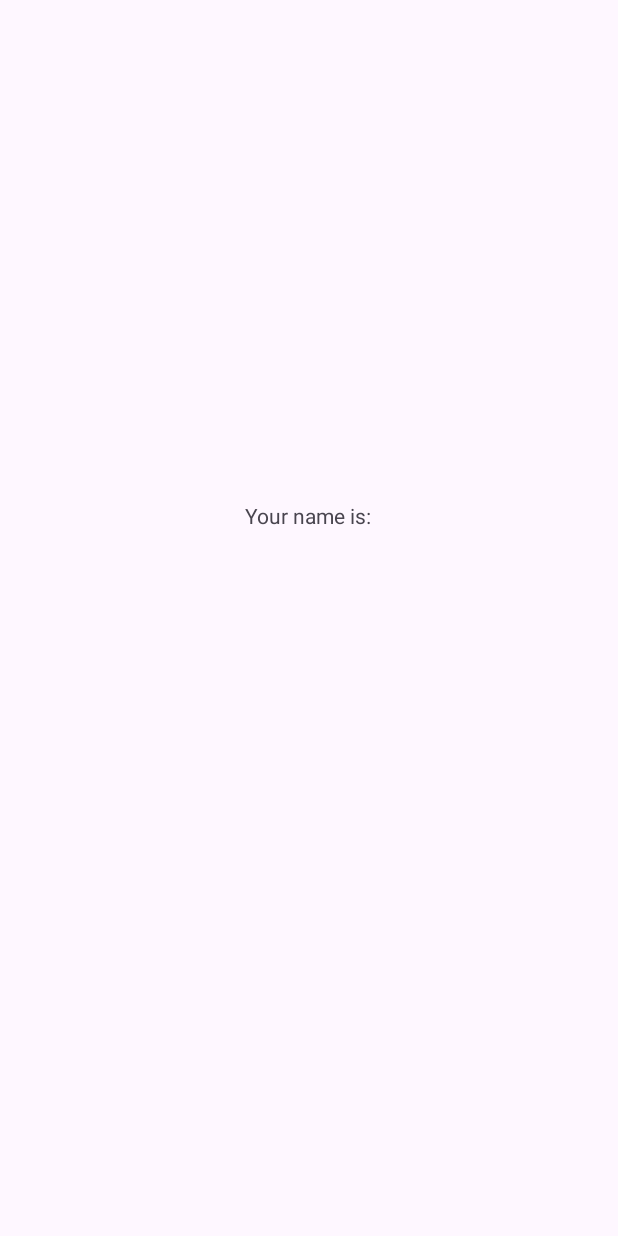
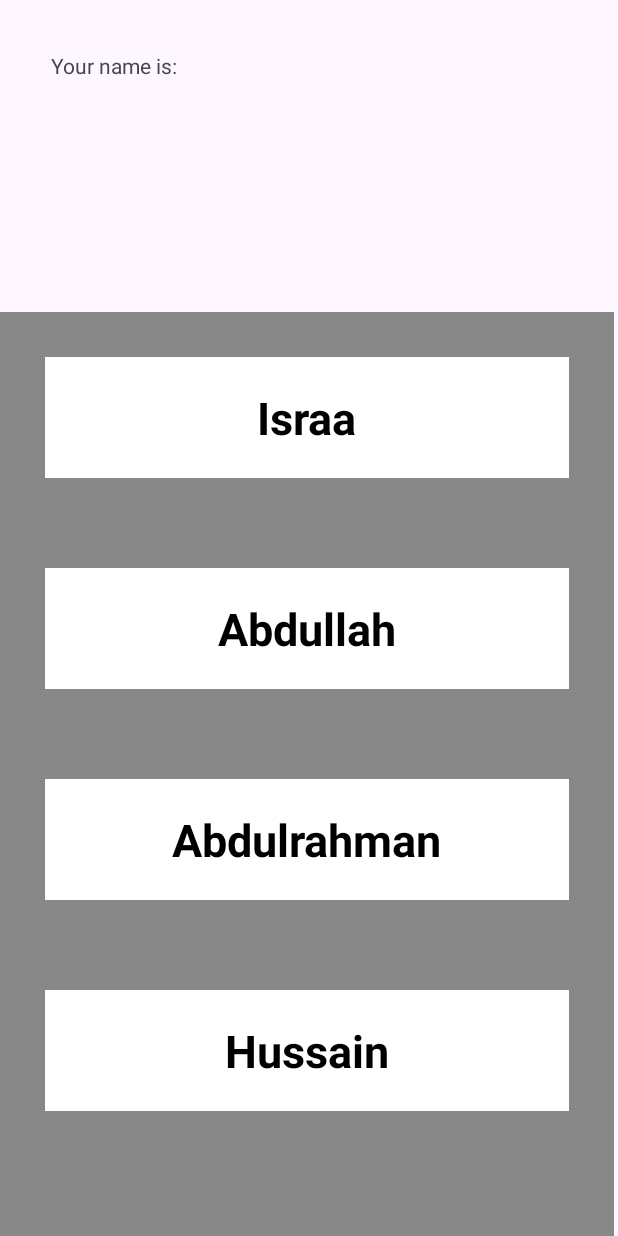
Before and after one commit to israaqaz/WelcomeApp, an Android app: the SecondActivity screen opened directly, with no data from a screen before it, on a phone screen of 412 x 824 dp. Before the commit the screen is almost empty. Run offline under Robolectric (Android 15) with nearby library versions, the phone set to English and light mode, and no system bars.

Commit message:
secondCommit

```diff
--- a/app/build.gradle.kts
+++ b/app/build.gradle.kts
@@ -41,6 +41,8 @@ dependencies {
     implementation("androidx.appcompat:appcompat:1.6.1")
     implementation("com.google.android.material:material:1.12.0")
     implementation("androidx.constraintlayout:constraintlayout:2.1.4")
+    // for adding recyclerview
+    implementation("androidx.recyclerview:recyclerview:1.2.1")
     testImplementation("junit:junit:4.13.2")
     androidTestImplementation("androidx.test.ext:junit:1.1.5")
     androidTestImplementation("androidx.test.espresso:espresso-core:3.5.1")
--- /dev/null
+++ b/app/src/main/java/com/example/welcomeapp/Contact.kt
@@ -0,0 +1,3 @@
+package com.example.welcomeapp
+
+data class Contact(val name:String, val email:String, val phoneNumber:String)
--- /dev/null
+++ b/app/src/main/java/com/example/welcomeapp/RecyclerViewAdapter.kt
@@ -0,0 +1,40 @@
+package com.example.welcomeapp
+
+import android.view.LayoutInflater
+import android.view.View
+import android.view.ViewGroup
+import android.widget.TextView
+import androidx.recyclerview.widget.RecyclerView
+
+class RecyclerViewAdapter(private val contactNames: List<Contact>,
+                          private val clickListener:(Contact)->Unit
+                            ) : RecyclerView.Adapter<MyViewHolder>() {
+
+    override fun onCreateViewHolder(parent: ViewGroup, viewType: Int): MyViewHolder {
+        val layoutInflater = LayoutInflater.from(parent.context)
+        val listItem = layoutInflater.inflate(R.layout.list_item,parent,false)
+        return MyViewHolder(listItem)
+    }
+
+    override fun onBindViewHolder(holder: MyViewHolder, position: Int) {
+        val contact = contactNames[position]
+        holder.bind(contact,clickListener)
+
+    }
+    override fun getItemCount(): Int {
+        return contactNames.size
+    }
+
+
+}
+
+class MyViewHolder(val view : View):RecyclerView.ViewHolder(view){
+    fun bind(contact: Contact,clickListener:(Contact)->Unit) {
+        val contactName = view.findViewById<TextView>(R.id.tvName)
+        contactName.text = contact.name
+
+        view.setOnClickListener{
+            clickListener(contact)
+        }
+    }
+}
--- a/app/src/main/java/com/example/welcomeapp/SecondActivity.kt
+++ b/app/src/main/java/com/example/welcomeapp/SecondActivity.kt
@@ -1,17 +1,76 @@
 package com.example.welcomeapp
 
+import android.graphics.Color
 import androidx.appcompat.app.AppCompatActivity
 import android.os.Bundle
+import android.util.Log
 import android.widget.TextView
+import android.widget.Toast
+import androidx.recyclerview.widget.LinearLayoutManager
+import androidx.recyclerview.widget.RecyclerView
 
 class SecondActivity : AppCompatActivity() {
+
+
     override fun onCreate(savedInstanceState: Bundle?) {
         super.onCreate(savedInstanceState)
+        Log.i("MyTag","Second Activity")
         setContentView(R.layout.activity_second)
+        val contactNames = listOf<Contact>(
+            Contact("Israa","qaznilii@ksau-hs.edu.sa","45672"),
+            Contact("Abdullah","alqahtania@ksau-hs.edu.sa","45821"),
+            Contact("Abdulrahman","qahtaniabd@ksau-hs.edu.sa","45833"),
+            Contact("Hussain","alsaylanih@ksau-hs.edu.sa","45752")
+        )
+
+        val recycleView = findViewById<RecyclerView>(R.id.recyclerView)
+        recycleView.setBackgroundColor(Color.GRAY)
+        recycleView.layoutManager = LinearLayoutManager(this)
+        recycleView.adapter = RecyclerViewAdapter(
+            contactNames,
+        ) { selectedContact: Contact ->
+            contactInfo(selectedContact)
+        }
 
         val userName = findViewById<TextView>(R.id.tvUsernametxt)
         userName.text = intent.getStringExtra("username")
 
+    }
+    private fun contactInfo(contact: Contact){
+        Toast.makeText(
+            this@SecondActivity,
+            "Email: ${contact.email} Number is: ${contact.phoneNumber}",
+            Toast.LENGTH_LONG
+        ).show()
+    }
 
+    override fun onStart() {
+        super.onStart()
+        Log.i("MyTag","Second Activity onStart")
+    }
+
+    override fun onResume() {
+        super.onResume()
+        Log.i("MyTag","Second Activity onResume")
+    }
+
+    override fun onPause() {
+        super.onPause()
+        Log.i("MyTag","Second Activity onPause")
+    }
+
+    override fun onStop() {
+        super.onStop()
+        Log.i("MyTag","Second Activity onStop")
+    }
+
+    override fun onDestroy() {
+        super.onDestroy()
+        Log.i("MyTag","Second Activity onDestroy")
+    }
+
+    override fun onRestart() {
+        super.onRestart()
+        Log.i("MyTag","Second Activity onRestart")
     }
 }
--- a/app/src/main/res/layout/activity_second.xml
+++ b/app/src/main/res/layout/activity_second.xml
@@ -12,9 +12,10 @@
         android:layout_height="45dp"
         app:layout_constraintBottom_toBottomOf="parent"
         app:layout_constraintEnd_toEndOf="parent"
-        app:layout_constraintHorizontal_bias="0.498"
+        app:layout_constraintHorizontal_bias="0.129"
         app:layout_constraintStart_toStartOf="parent"
-        app:layout_constraintTop_toTopOf="parent" />
+        app:layout_constraintTop_toTopOf="parent"
+        app:layout_constraintVertical_bias="0.086" />
 
     <TextView
         android:id="@+id/tvYourname"
@@ -23,8 +24,19 @@
         android:text="Your name is:"
         app:layout_constraintBottom_toBottomOf="parent"
         app:layout_constraintEnd_toEndOf="parent"
-        app:layout_constraintHorizontal_bias="0.498"
+        app:layout_constraintHorizontal_bias="0.104"
         app:layout_constraintStart_toStartOf="parent"
         app:layout_constraintTop_toTopOf="parent"
-        app:layout_constraintVertical_bias="0.415" />
+        app:layout_constraintVertical_bias="0.042" />
+
+    <androidx.recyclerview.widget.RecyclerView
+        android:id="@+id/recyclerView"
+        android:layout_width="409dp"
+        android:layout_height="616dp"
+        app:layout_constraintBottom_toBottomOf="parent"
+        app:layout_constraintEnd_toEndOf="parent"
+        app:layout_constraintHorizontal_bias="0.0"
+        app:layout_constraintStart_toStartOf="parent"
+        app:layout_constraintTop_toTopOf="parent"
+        app:layout_constraintVertical_bias="1.0" />
 </androidx.constraintlayout.widget.ConstraintLayout>
--- /dev/null
+++ b/app/src/main/res/layout/list_item.xml
@@ -0,0 +1,24 @@
+<?xml version="1.0" encoding="utf-8"?>
+<androidx.constraintlayout.widget.ConstraintLayout xmlns:android="http://schemas.android.com/apk/res/android"
+    xmlns:app="http://schemas.android.com/apk/res-auto"
+    xmlns:tools="http://schemas.android.com/tools"
+    android:id="@+id/clListItem"
+    android:layout_width="match_parent"
+    android:layout_height="wrap_content"
+    android:layout_margin="30dp"
+    android:background="@color/white">
+
+    <TextView
+        android:id="@+id/tvName"
+        android:layout_width="wrap_content"
+        android:layout_height="wrap_content"
+        android:layout_margin="20dp"
+        android:text="TextView"
+        android:textColor="@color/black"
+        android:textSize="30sp"
+        android:textStyle="bold"
+        app:layout_constraintBottom_toBottomOf="parent"
+        app:layout_constraintEnd_toEndOf="parent"
+        app:layout_constraintStart_toStartOf="parent"
+        app:layout_constraintTop_toTopOf="parent" />
+</androidx.constraintlayout.widget.ConstraintLayout>
--- a/app/src/main/res/values/colors.xml
+++ b/app/src/main/res/values/colors.xml
@@ -2,4 +2,5 @@
 <resources>
     <color name="black">#FF000000</color>
     <color name="white">#FFFFFFFF</color>
+    <color name="Grey">#D6D6D6</color>
 </resources>
```
Also changed, not shown: app/src/main/AndroidManifest.xml (+12 -7 lines), app/src/main/java/com/example/welcomeapp/LoginActivity.kt (added, +64 -0 lines), app/src/main/java/com/example/welcomeapp/MainActivity.kt (+32 -0 lines), app/src/main/java/com/example/welcomeapp/RegisterActivity.kt (added, +54 -0 lines), app/src/main/res/layout/activity_login.xml (added, +89 -0 lines), app/src/main/res/layout/activity_register.xml (added, +64 -0 lines).
